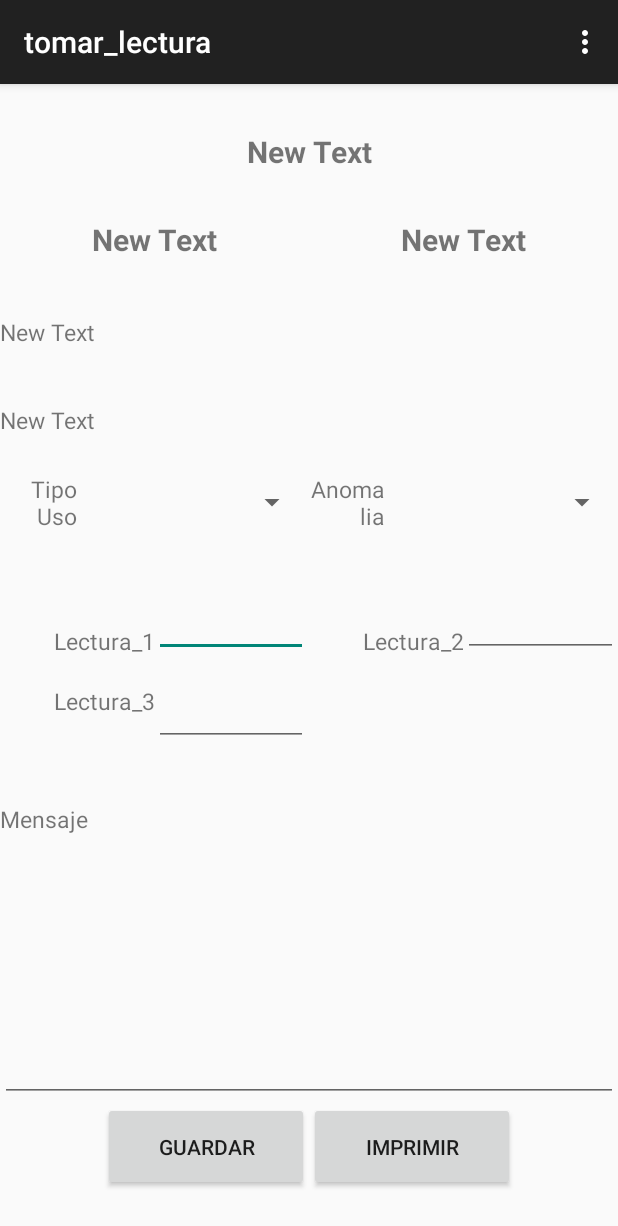
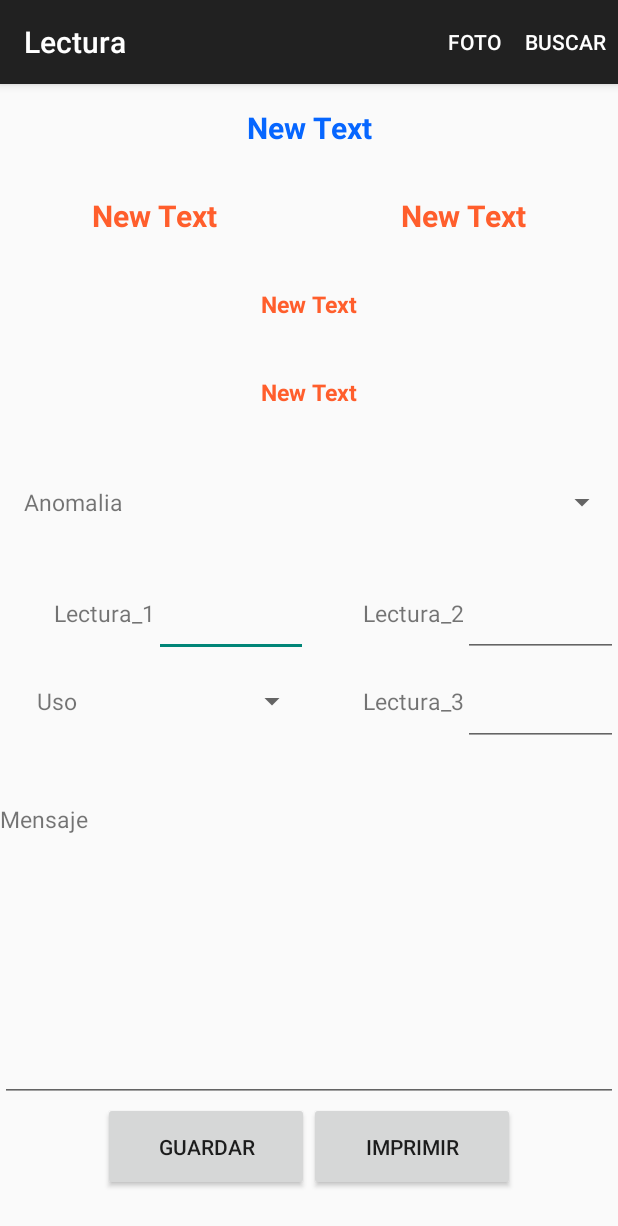
Before and after one commit to JulianPoveda/MobileLecturas, an Android app: the FormTomarLectura screen opened directly, with no data from a screen before it, on a phone screen of 412 x 824 dp. Shown: the top 1226 px of the screen. Run offline under Robolectric (Android 15) with nearby library versions, the phone set to English and light mode, and no system bars; 1 statement that could not run was skipped.

Commit message:
Mejora GUI tomalecturas
Se mejora la intefaz grafica de tomalecturas para resaltar la
informacion basica del usuario y dar mas espacio a la descripcion de la
anomalia.

```diff
--- a/app/src/main/res/layout/base_toma_lectura.xml
+++ b/app/src/main/res/layout/base_toma_lectura.xml
@@ -11,9 +11,10 @@
         android:layout_weight="1"
         android:text="New Text"
         android:id="@+id/LecturaTxtRuta"
-        android:gravity="bottom|center"
+        android:gravity="center_horizontal|center_vertical"
         android:textSize="20dp"
-        android:textStyle="bold"/>
+        android:textStyle="bold"
+        android:textColor="#ff0666ff" />
 
     <LinearLayout
         android:layout_width="match_parent"
@@ -27,9 +28,10 @@
             android:layout_weight="1"
             android:text="New Text"
             android:id="@+id/LecturaTxtCuenta"
-            android:gravity="bottom|center"
+            android:gravity="center_horizontal|center_vertical"
             android:textSize="20dp"
-            android:textStyle="bold"/>
+            android:textStyle="bold"
+            android:textColor="#ffff5e2c" />
 
         <TextView
             android:layout_width="0dp"
@@ -37,9 +39,10 @@
             android:layout_weight="1"
             android:text="New Text"
             android:id="@+id/LecturaTxtMedidor"
-            android:gravity="bottom|center"
+            android:gravity="center_horizontal|center_vertical"
             android:textSize="20dp"
-            android:textStyle="bold"/>
+            android:textStyle="bold"
+            android:textColor="#ffff5e2c" />
     </LinearLayout>
 
 
@@ -49,8 +52,10 @@
         android:layout_weight="1"
         android:text="New Text"
         android:id="@+id/LecturaTxtNombre"
-        android:gravity="bottom"
-        android:textSize="15dp"/>
+        android:gravity="center_vertical|center_horizontal"
+        android:textSize="15dp"
+        android:textStyle="bold"
+        android:textColor="#ffff5e2c" />
 
     <TextView
         android:layout_width="match_parent"
@@ -58,14 +63,83 @@
         android:layout_weight="1"
         android:text="New Text"
         android:id="@+id/LecturaTxtDireccion"
-        android:gravity="bottom"
-        android:textSize="15dp"/>
+        android:gravity="center_vertical|center_horizontal"
+        android:textSize="15dp"
+        android:textColor="#ffff5e2c"
+        android:textStyle="bold" />
 
     <LinearLayout
         android:layout_width="match_parent"
         android:layout_height="0dp"
         android:layout_weight="1.5"
         android:orientation="horizontal">
+
+        <TextView
+            android:layout_width="0dp"
+            android:layout_height="match_parent"
+            android:layout_weight="1"
+            android:text="@string/TxtAnomalia"
+            android:id="@+id/LecturaTxtAnomalia"
+            android:gravity="center_vertical|right"
+            android:textSize="15dp"/>
+
+        <Spinner
+            android:layout_width="0dp"
+            android:layout_height="match_parent"
+            android:layout_weight="4"
+            android:id="@+id/LecturaSpnAnomalia"/>
+
+    </LinearLayout>
+
+    <LinearLayout
+        android:layout_width="match_parent"
+        android:layout_height="0dp"
+        android:layout_weight="1"
+        android:orientation="horizontal">
+
+        <TextView
+            android:layout_width="0dp"
+            android:layout_height="match_parent"
+            android:layout_weight="1"
+            android:text="@string/TxtLectura1"
+            android:id="@+id/LecturaTxtLectura1"
+            android:gravity="center_vertical|right"
+            android:textSize="15dp"/>
+
+        <EditText
+            android:layout_width="0dp"
+            android:layout_height="match_parent"
+            android:id="@+id/LecturaEditLectura1"
+            android:layout_weight="1"
+            android:gravity="bottom|center"
+            android:textSize="15dp"
+            android:inputType="number" />
+
+        <TextView
+            android:layout_width="0dp"
+            android:layout_height="match_parent"
+            android:layout_weight="1"
+            android:text="@string/TxtLectura2"
+            android:id="@+id/LecturaTxtLectura2"
+            android:gravity="center_vertical|right"
+            android:textSize="15dp"/>
+
+        <EditText
+            android:layout_width="0dp"
+            android:layout_height="match_parent"
+            android:inputType="number"
+            android:id="@+id/LecturaEditLectura2"
+            android:layout_weight="1"
+            android:gravity="bottom|center"
+            android:textSize="15dp"/>
+    </LinearLayout>
+
+    <LinearLayout
+        android:layout_width="match_parent"
+        android:layout_height="0dp"
+        android:layout_weight="1"
+        android:orientation="horizontal"
+        android:weightSum="8">
 
         <TextView
             android:layout_width="0dp"
@@ -85,74 +159,7 @@
         <TextView
             android:layout_width="0dp"
             android:layout_height="match_parent"
-            android:layout_weight="1"
-            android:text="@string/TxtAnomalia"
-            android:id="@+id/LecturaTxtAnomalia"
-            android:gravity="center_vertical|right"
-            android:textSize="15dp"/>
-
-        <Spinner
-            android:layout_width="0dp"
-            android:layout_height="match_parent"
-            android:layout_weight="3"
-            android:id="@+id/LecturaSpnAnomalia"/>
-
-    </LinearLayout>
-
-    <LinearLayout
-        android:layout_width="match_parent"
-        android:layout_height="0dp"
-        android:layout_weight="1"
-        android:orientation="horizontal">
-
-        <TextView
-            android:layout_width="0dp"
-            android:layout_height="match_parent"
-            android:layout_weight="1"
-            android:text="@string/TxtLectura1"
-            android:id="@+id/LecturaTxtLectura1"
-            android:gravity="bottom|right"
-            android:textSize="15dp"/>
-
-        <EditText
-            android:layout_width="0dp"
-            android:layout_height="match_parent"
-            android:inputType="textMultiLine"
-            android:id="@+id/LecturaEditLectura1"
-            android:layout_weight="1"
-            android:gravity="bottom|center"
-            android:textSize="15dp"/>
-
-        <TextView
-            android:layout_width="0dp"
-            android:layout_height="match_parent"
-            android:layout_weight="1"
-            android:text="@string/TxtLectura2"
-            android:id="@+id/LecturaTxtLectura2"
-            android:gravity="bottom|right"
-            android:textSize="15dp"/>
-
-        <EditText
-            android:layout_width="0dp"
-            android:layout_height="match_parent"
-            android:inputType="textMultiLine"
-            android:id="@+id/LecturaEditLectura2"
-            android:layout_weight="1"
-            android:gravity="bottom|center"
-            android:textSize="15dp"/>
-    </LinearLayout>
-
-    <LinearLayout
-        android:layout_width="match_parent"
-        android:layout_height="0dp"
-        android:layout_weight="1"
-        android:orientation="horizontal"
-        android:weightSum="4">
-
-        <TextView
-            android:layout_width="0dp"
-            android:layout_height="match_parent"
-            android:layout_weight="1"
+            android:layout_weight="2"
             android:text="@string/TxtLectura3"
             android:id="@+id/LecturaTxtLectura3"
             android:gravity="center_vertical|right"
@@ -161,11 +168,11 @@
         <EditText
             android:layout_width="0dp"
             android:layout_height="match_parent"
-            android:inputType="textMultiLine"
             android:id="@+id/LecturaEditLectura3"
-            android:layout_weight="1"
+            android:layout_weight="2"
             android:gravity="bottom|center"
-            android:textSize="15dp"/>
+            android:textSize="15dp"
+            android:inputType="number" />
     </LinearLayout>
     <LinearLayout
         android:layout_width="match_parent"
--- a/app/src/main/res/menu/menu_tomar_lectura.xml
+++ b/app/src/main/res/menu/menu_tomar_lectura.xml
@@ -1,7 +1,15 @@
-<menu xmlns:android="http://schemas.android.com/apk/res/android"
-    xmlns:app="http://schemas.android.com/apk/res-auto"
-    xmlns:tools="http://schemas.android.com/tools"
-    tools:context="lecturas.sypelc.mobilelecturas.FormTomarLectura">
-    <item android:id="@+id/action_settings" android:title="@string/action_settings"
-        android:orderInCategory="100" app:showAsAction="never" />
+<menu   xmlns:android="http://schemas.android.com/apk/res/android"
+        xmlns:app="http://schemas.android.com/apk/res-auto"
+        xmlns:tools="http://schemas.android.com/tools"
+        tools:context="lecturas.sypelc.mobilelecturas.FormTomarLectura">
+
+    <item   android:id="@+id/LecturaMenuFoto"
+        android:title="Foto"
+        android:orderInCategory="100"
+        app:showAsAction="ifRoom|withText" />
+
+    <item   android:id="@+id/LecturaMenuBuscar"
+        android:title="Buscar"
+        android:orderInCategory="100"
+        app:showAsAction="ifRoom|withText" />
 </menu>
--- a/app/src/main/res/values/strings.xml
+++ b/app/src/main/res/values/strings.xml
@@ -6,7 +6,7 @@
     <string name="action_settings">Settings</string>
     <string name="title_activity_informacion_rutas">informacion_rutas</string>
     <string name="title_activity_lista_rutas">lista_rutas</string>
-    <string name="title_activity_tomar_lectura">tomar_lectura</string>
+    <string name="title_activity_tomar_lectura">Lectura</string>
     <string name="title_activity_lista_informacion_rutas">AdaptadorInformacionRutas</string>
     <string name="title_activity_configuracion">Configuracion</string>
 
--- a/app/src/main/res/values/strings_tomar_lectura.xml
+++ b/app/src/main/res/values/strings_tomar_lectura.xml
@@ -2,7 +2,7 @@
 <resources>
         <string name="TxtMensaje">Mensaje</string>
         <string name="TxtAnomalia">Anomalia</string>
-        <string name="TxtTipoUso">Tipo Uso</string>
+        <string name="TxtTipoUso">Uso</string>
         <string name="TxtLectura1">Lectura_1</string>
         <string name="TxtLectura2">Lectura_2</string>
         <string name="TxtLectura3">Lectura_3</string>
```
Also changed, not shown: app/src/main/java/lecturas/sypelc/mobilelecturas/FormTomarLectura.java (+53 -16 lines).
